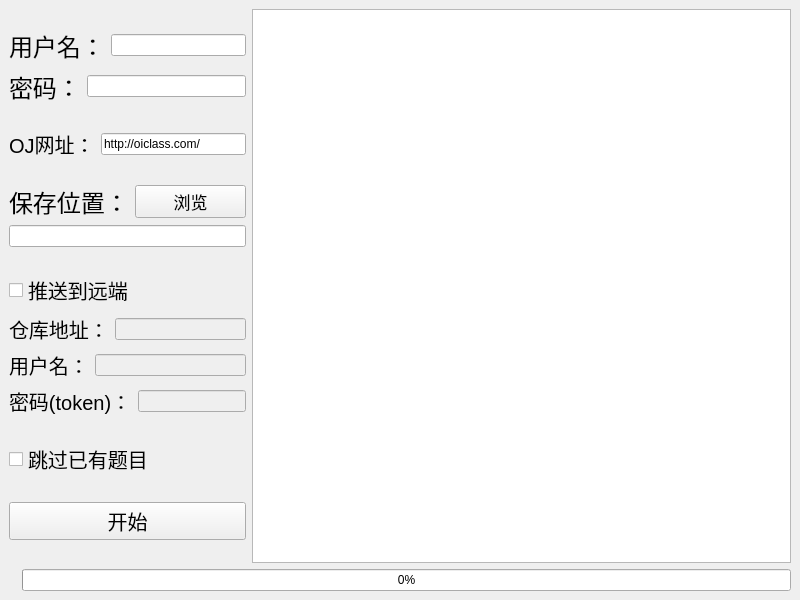
Before: the Qt Designer form mainwindow.ui in Lixuannan/Fish, drawn with Qt 5.
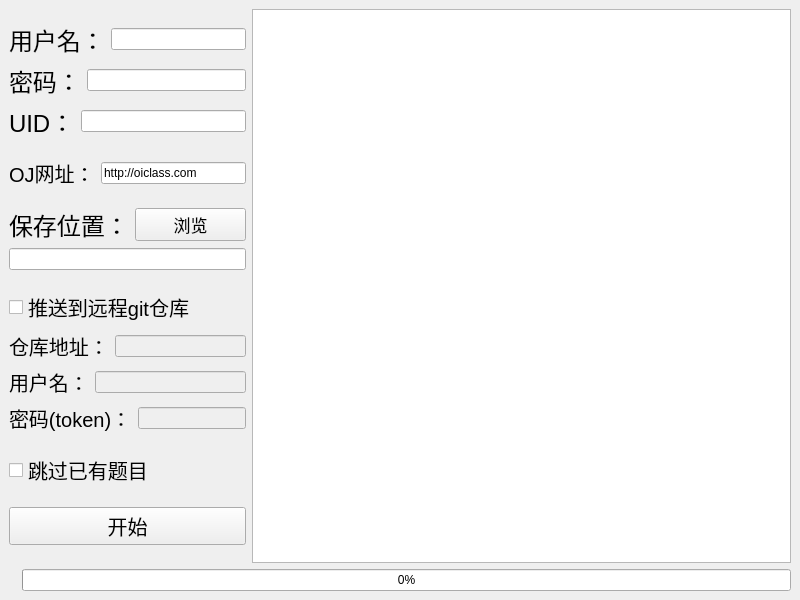
After: the same form once the commit is applied.

```diff
--- a/mainwindow.ui
+++ b/mainwindow.ui
@@ -88,6 +88,41 @@
             </item>
            </layout>
           </item>
+          <item>
+           <layout class="QHBoxLayout" name="horizontalLayout_11">
+            <item>
+             <widget class="QLabel" name="label_8">
+              <property name="sizePolicy">
+               <sizepolicy hsizetype="Fixed" vsizetype="Preferred">
+                <horstretch>0</horstretch>
+                <verstretch>0</verstretch>
+               </sizepolicy>
+              </property>
+              <property name="font">
+               <font>
+                <pointsize>18</pointsize>
+               </font>
+              </property>
+              <property name="text">
+               <string>UID：</string>
+              </property>
+             </widget>
+            </item>
+            <item>
+             <widget class="QLineEdit" name="uid_edit">
+              <property name="sizePolicy">
+               <sizepolicy hsizetype="Preferred" vsizetype="Fixed">
+                <horstretch>0</horstretch>
+                <verstretch>0</verstretch>
+               </sizepolicy>
+              </property>
+              <property name="inputMethodHints">
+               <set>Qt::ImhNone</set>
+              </property>
+             </widget>
+            </item>
+           </layout>
+          </item>
          </layout>
         </item>
         <item>
@@ -119,7 +154,7 @@
              </sizepolicy>
             </property>
             <property name="text">
-             <string>http://oiclass.com/</string>
+             <string>http://oiclass.com</string>
             </property>
            </widget>
           </item>
@@ -198,7 +233,7 @@
              <cursorShape>PointingHandCursor</cursorShape>
             </property>
             <property name="text">
-             <string>推送到远端</string>
+             <string>推送到远程git仓库</string>
             </property>
            </widget>
           </item>
@@ -341,6 +376,9 @@
         </item>
         <item>
          <widget class="QPushButton" name="start_button">
+          <property name="enabled">
+           <bool>true</bool>
+          </property>
           <property name="sizePolicy">
            <sizepolicy hsizetype="Preferred" vsizetype="Fixed">
             <horstretch>0</horstretch>
```
Left out of the diff: 6 changed lines with no effect on the pictures.
